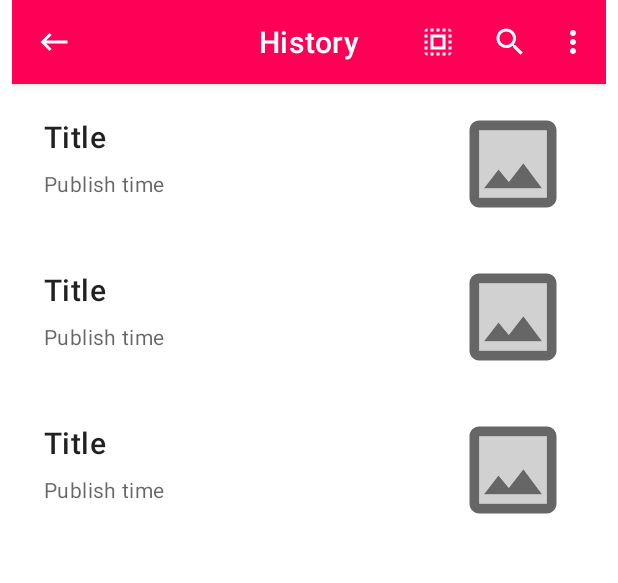
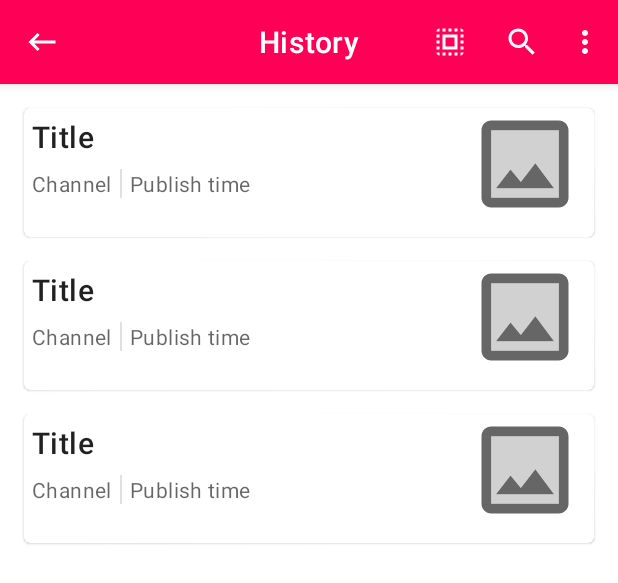
Before and after one commit to amritoo/ARKNews, an Android app: the layout activity_history.xml on its own in the app's theme, with its tools: preview values and no code run, on a phone screen of 412 x 824 dp. Shown: the top 583 px of the screen. Run offline under Robolectric (Android 15) with nearby library versions, the phone set to English and light mode, and no system bars.

Commit message:
Updated NewsAPi with some basic backend work of history

```diff
--- a/app/src/main/java/com/example/arknews/ui/news_article/Full_contents_news.java
+++ b/app/src/main/java/com/example/arknews/ui/news_article/Full_contents_news.java
@@ -46,11 +46,12 @@ public class Full_contents_news extends AppCompatActivity {
         ig = findViewById(R.id.thumbnailImageOnTop);
         //Button moreContent = findViewById(R.id.moreContentButton);
         share = findViewById(R.id.shareNewsFAB);
+        toolbar = findViewById(R.id.news_toolbar);
     }
 
    void setListeners(){
 
-       toolbar = findViewById(R.id.home_toolbar);
+
        toolbar.setNavigationOnClickListener(v -> finish());
 
        Bundle bundle = getIntent().getExtras();
--- a/app/src/main/res/layout/activity_full_contents_news.xml
+++ b/app/src/main/res/layout/activity_full_contents_news.xml
@@ -14,7 +14,7 @@
         android:layout_height="wrap_content">
 
         <com.google.android.material.appbar.MaterialToolbar
-            android:id="@+id/favorite_toolbar"
+            android:id="@+id/news_toolbar"
             style="@style/Widget.MaterialComponents.Toolbar.Primary"
             android:layout_width="match_parent"
             android:layout_height="wrap_content"
--- a/app/src/main/res/layout/activity_history.xml
+++ b/app/src/main/res/layout/activity_history.xml
@@ -1,21 +1,11 @@
 <?xml version="1.0" encoding="utf-8"?>
-<androidx.constraintlayout.widget.ConstraintLayout xmlns:android="http://schemas.android.com/apk/res/android"
+<LinearLayout xmlns:android="http://schemas.android.com/apk/res/android"
     xmlns:app="http://schemas.android.com/apk/res-auto"
     xmlns:tools="http://schemas.android.com/tools"
     android:layout_width="match_parent"
     android:layout_height="match_parent"
+    android:orientation="vertical"
     tools:context=".ui.news_article.HistoryActivity">
-
-
-    <LinearLayout
-        android:layout_width="match_parent"
-        android:layout_height="wrap_content"
-        android:layout_marginLeft="8dp"
-        android:layout_marginTop="10dp"
-        android:layout_marginRight="8dp"
-        android:orientation="vertical"
-        tools:ignore="MissingConstraints">
-
 
     <!--  Toolbar  -->
     <com.google.android.material.appbar.AppBarLayout
@@ -27,21 +17,17 @@
             style="@style/Widget.MaterialComponents.Toolbar.Primary"
             android:layout_width="match_parent"
             android:layout_height="match_parent"
-                app:menu="@menu/top_app_bar"
+            app:menu="@menu/history_menu"
             app:navigationIcon="@drawable/ic_baseline_keyboard_backspace_24"
             app:title="History"
             app:titleCentered="true" />
-
-
     </com.google.android.material.appbar.AppBarLayout>
 
     <androidx.recyclerview.widget.RecyclerView
+        android:id="@+id/rv_history"
         android:layout_width="match_parent"
         android:layout_height="match_parent"
         android:padding="8dp"
         tools:listitem="@layout/history_news_card" />
 
-
 </LinearLayout>
-
-</androidx.constraintlayout.widget.ConstraintLayout>
--- a/app/src/main/res/layout/activity_pinned.xml
+++ b/app/src/main/res/layout/activity_pinned.xml
@@ -13,7 +13,7 @@
         android:layout_height="wrap_content">
 
         <com.google.android.material.appbar.MaterialToolbar
-            android:id="@+id/favorite_toolbar"
+            android:id="@+id/pinned_toolbar"
             style="@style/Widget.MaterialComponents.Toolbar.Primary"
             android:layout_width="match_parent"
             android:layout_height="wrap_content"
--- a/app/src/main/res/layout/history_news_card.xml
+++ b/app/src/main/res/layout/history_news_card.xml
@@ -1,8 +1,8 @@
 <?xml version="1.0" encoding="utf-8"?>
 <com.google.android.material.card.MaterialCardView xmlns:android="http://schemas.android.com/apk/res/android"
+    xmlns:app="http://schemas.android.com/apk/res-auto"
     android:layout_width="match_parent"
     android:layout_height="wrap_content"
-    xmlns:app="http://schemas.android.com/apk/res-auto"
     android:layout_margin="8dp"
     android:checkable="true"
     android:clickable="true"
@@ -25,23 +25,44 @@
 
 
         <!-- Title and secondary text -->
-
-        <TextView
-            android:id="@+id/title"
+        <com.google.android.material.textview.MaterialTextView
+            android:id="@+id/history_news_title"
             android:layout_width="wrap_content"
             android:layout_height="wrap_content"
             android:text="Title"
             android:textAppearance="?attr/textAppearanceHeadline6" />
 
-        <TextView
-            android:id="@+id/publish_time"
+        <LinearLayout
             android:layout_width="wrap_content"
             android:layout_height="wrap_content"
+            android:layout_below="@+id/history_news_title"
             android:layout_marginTop="8dp"
-            android:layout_below="@+id/title"
+            android:orientation="horizontal">
+
+            <com.google.android.material.textview.MaterialTextView
+                android:id="@+id/channel_name"
+                android:layout_width="wrap_content"
+                android:layout_height="wrap_content"
+                android:text="Channel"
+                android:textAppearance="?attr/textAppearanceBody2"
+                android:textColor="?android:attr/textColorSecondary" />
+
+            <View
+                android:layout_width="1dp"
+                android:layout_height="match_parent"
+                android:layout_marginHorizontal="5dp"
+                android:layout_weight="1"
+                android:background="?android:attr/listDivider" />
+
+            <com.google.android.material.textview.MaterialTextView
+                android:id="@+id/history_news_published"
+                android:layout_width="wrap_content"
+                android:layout_height="wrap_content"
                 android:text="Publish time"
                 android:textAppearance="?attr/textAppearanceBody2"
                 android:textColor="?android:attr/textColorSecondary" />
+        </LinearLayout>
+
         <!--        Image view for news image-->
         <ImageView
             android:id="@+id/news_image"
@@ -55,8 +76,6 @@
             android:scaleType="centerCrop"
             app:srcCompat="@drawable/ic_twotone_image_128" />
 
-
-
     </RelativeLayout>
 
 </com.google.android.material.card.MaterialCardView>
--- a/app/src/main/res/layout/news_card.xml
+++ b/app/src/main/res/layout/news_card.xml
@@ -44,14 +44,14 @@
 
                 <!-- Title and secondary text -->
                 <TextView
-                    android:id="@+id/title"
+                    android:id="@+id/history_news_title"
                     android:layout_width="wrap_content"
                     android:layout_height="wrap_content"
                     android:text="Title"
                     android:textAppearance="?attr/textAppearanceHeadline6" />
 
                 <TextView
-                    android:id="@+id/publish_time"
+                    android:id="@+id/history_news_published"
                     android:layout_width="wrap_content"
                     android:layout_height="wrap_content"
                     android:layout_marginTop="8dp"
```
Also changed, not shown: app/src/main/java/com/example/arknews/client/NewsApi.java (+37 -1 lines), app/src/main/java/com/example/arknews/dao/CategoryDao.java (+10 -0 lines), app/src/main/java/com/example/arknews/dao/ChannelDao.java (+11 -0 lines), app/src/main/java/com/example/arknews/model/News.java (+12 -0 lines), app/src/main/java/com/example/arknews/ui/news_article/HistoryActivity.java (+26 -1 lines), app/src/main/java/com/example/arknews/ui/news_article/HistoryListAdapter.java (added, +54 -0 lines), app/src/main/java/com/example/arknews/ui/news_article/PinnedActivity.java (+26 -0 lines), app/src/main/res/menu/history_menu.xml (renamed from app/src/main/res/menu/top_app_bar.xml). Lines whose indentation alone changed are shown as unchanged.
